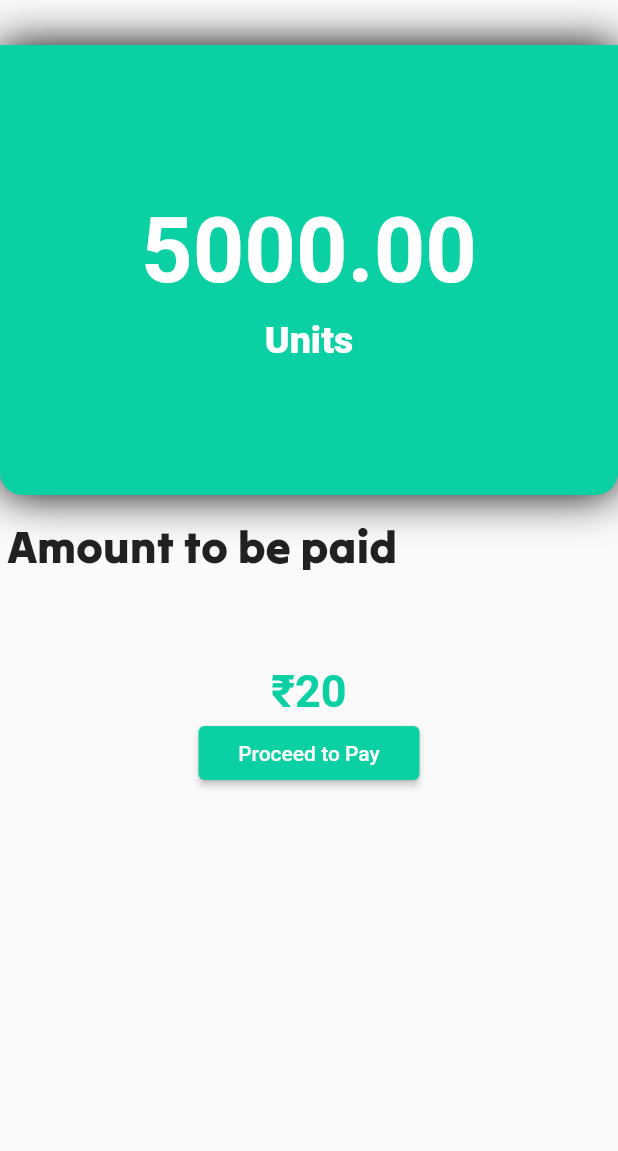
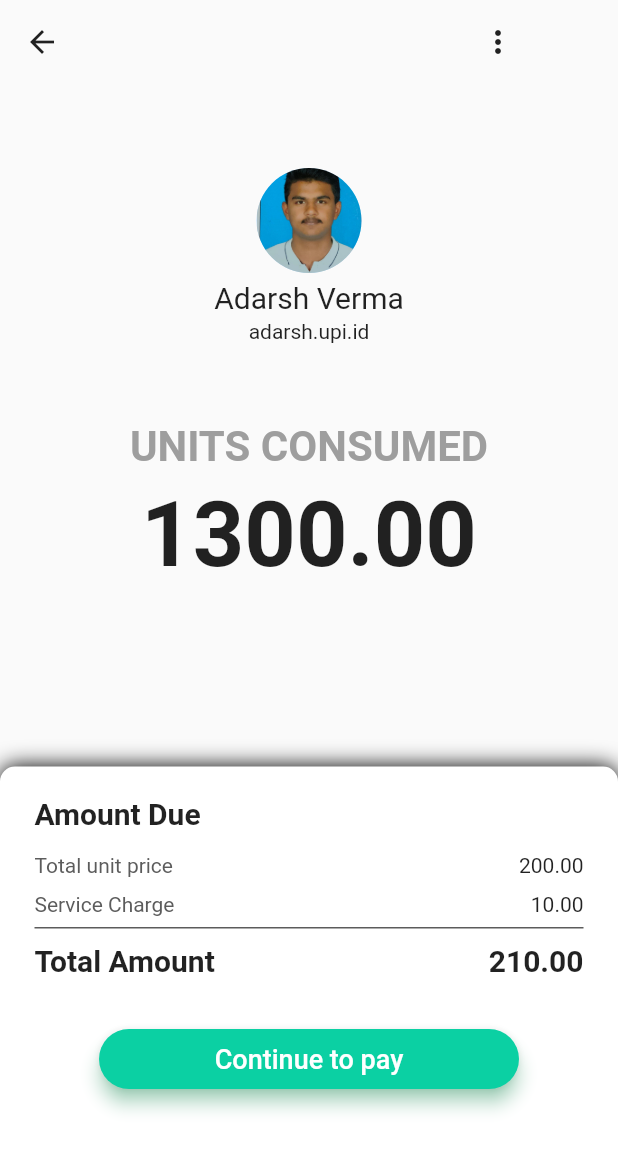
Before and after one commit to adarshverma2002/IOT_Project, a Flutter app: the screen it shows after launch, on a phone screen of 412 x 824 dp. Shown: the top 1151 px of the screen. Run offline on Flutter 3.47's test engine with Material 2 defaults, Android fonts, the phone set to English and light mode, and no system bars; drawn by our look-alikes of animated_flip_counter.

Commit message:
HomePage changes, need to add per unit charge

```diff
--- a/lib/main.dart
+++ b/lib/main.dart
@@ -17,7 +17,7 @@ class MyApp extends StatelessWidget {
       theme: ThemeData(
         primarySwatch: Colors.blue,
       ),
-      home: const powerUnitsScreen(),
+      home: const powerUnitScreen(),
     );
   }
 }
--- a/lib/screens/homePage.dart
+++ b/lib/screens/homePage.dart
@@ -1,114 +1,238 @@
 import 'package:animated_flip_counter/animated_flip_counter.dart';
 import 'package:flutter/material.dart';
 
-class powerUnitsScreen extends StatefulWidget {
-  const powerUnitsScreen({Key? key}) : super(key: key);
+class powerUnitScreen extends StatefulWidget {
+  const powerUnitScreen({Key? key}) : super(key: key);
 
   @override
-  State<powerUnitsScreen> createState() => _powerUnitsScreenState();
+  State<powerUnitScreen> createState() => _powerUnitScreenState();
 }
 
-class _powerUnitsScreenState extends State<powerUnitsScreen> {
+class _powerUnitScreenState extends State<powerUnitScreen> {
   @override
   Widget build(BuildContext context) {
-    double _value = 5000.0;
     return Scaffold(
-      // appBar: AppBar(
-      //   backgroundColor: Color(0xff0bd0a3),
-      // ),
-      body: Column(
-        // mainAxisAlignment: MainAxisAlignment.center,
+      appBar: AppBar(
+        backgroundColor: Colors.transparent,
+        elevation: 0,
+        title: Row(
           children: [
-          const SizedBox(
-            height: 30,
+            Icon(
+              Icons.arrow_back,
+              color: Colors.black87,
+              size: 24,
             ),
-          Container(
-            height: 300,
-            width: MediaQuery.of(context).size.width,
-            decoration: const BoxDecoration(
-                boxShadow: [BoxShadow(blurRadius: 25)],
-                color: Color(0xff0bd0a3),
-                borderRadius:
-                    BorderRadius.vertical(bottom: Radius.circular(15))),
+            SizedBox(
+              width: 280,
+            ),
+            Icon(
+              Icons.more_vert,
+              color: Colors.black87,
+              size: 24,
+            )
+          ],
+        ),
+      ),
+      body: Container(
+        child: Center(
           child: Column(
             children: [
-                const SizedBox(
+              SizedBox(height: 56),
+              CircleAvatar(
+                foregroundColor: Colors.blue,
+                backgroundImage: AssetImage('asset/adarshpic.jpg'),
+                radius: 35,
+              ),
+              SizedBox(
+                height: 5,
+              ),
+              Text(
+                "Adarsh Verma", // Name of charging station
+                style: TextStyle(fontSize: 20),
+              ),
+              SizedBox(
+                height: 3,
+              ),
+              Text(
+                "adarsh.upi.id",
+                style: TextStyle(fontSize: 14),
+              ),
+              SizedBox(
+                height: 52,
+              ),
+              Text(
+                "UNITS CONSUMED",
+                style: TextStyle(
+                    color: Colors.grey,
+                    fontSize: 28,
+                    fontWeight: FontWeight.bold),
+              ),
+              SizedBox(
+                height: 7,
+              ),
+              AnimatedFlipCounter(
+                value: 1300,
+                fractionDigits: 2,
+                duration: Duration(milliseconds: 500),
+                textStyle: TextStyle(
+                    color: Colors.black87,
+                    fontSize: 60,
+                    fontWeight: FontWeight.bold),
+              ),
+              SizedBox(
+                height: 120,
+              ),
+              Expanded(
+                child: Container(
+                  alignment: Alignment.bottomCenter,
+                  height: 100,
+
+                  // constraints: BoxConstraints.expand(),
+                  decoration: BoxDecoration(
+                      color: Colors.white,
+                      borderRadius:
+                          BorderRadius.vertical(top: Radius.circular(10)),
+                      boxShadow: [BoxShadow(blurRadius: 12)]),
+                  child: Padding(
+                    padding: const EdgeInsets.symmetric(horizontal: 8),
+                    child: Container(
+                      width: double.infinity,
+                      child: Column(
+                        mainAxisAlignment: MainAxisAlignment.start,
+                        children: [
+                          SizedBox(
                             height: 20,
                           ),
-                const Text(
-                  "",
+                          Align(
+                            alignment: Alignment.topLeft,
+                            child: Row(
+                              children: [
+                                SizedBox(width: 15),
+                                Text(
+                                  "Amount Due",
                                   style: TextStyle(
-                      color: Colors.white,
-                      fontSize: 25,
-                      fontWeight: FontWeight.bold,
-                      fontFamily: 'Tilt'),
-                ),
-                const SizedBox(
-                  height: 50,
-                ),
-                AnimatedFlipCounter(
-                  value: _value,
-                  duration: const Duration(milliseconds: 1000),
-                  fractionDigits: 2,
-                  textStyle: const TextStyle(
-                      color: Colors.white,
-                      fontWeight: FontWeight.bold,
-                      fontSize: 60),
-                ),
-                const SizedBox(
-                  height: 10,
-                ),
-                const Text(
-                  "Units",
-                  style: TextStyle(
-                      color: Colors.white,
-                      fontWeight: FontWeight.w900,
-                      fontSize: 25),
+                                      fontSize: 20,
+                                      fontWeight: FontWeight.bold),
                                 ),
                               ],
                             ),
                           ),
-          Column(
+                          SizedBox(
+                            height: 15,
+                          ),
+                          Padding(
+                            padding: const EdgeInsets.symmetric(horizontal: 15),
+                            child: Row(
+                              // mainAxisAlignment: MainAxisAlignment.start,
                               children: [
-              const SizedBox(height: 15),
+                                Text(
+                                  "Total unit price",
+                                  style: TextStyle(
+                                      fontSize: 14, color: Color(0xFF5C5C5C)),
+                                ),
+                                Spacer(),
+                                Text(
+                                  "200.00",
+                                ), // This value to be updated real-time
+                              ],
+                            ),
+                          ),
+
+                          // Row(
+                          //   children: [],
+                          // ),// change per unit charge
+
+                          SizedBox(
+                            height: 10,
+                          ),
                           Padding(
-                padding: const EdgeInsets.only(left: 5),
-                child: const Align(
-                    alignment: Alignment.topLeft,
-                    child: Text(
-                      "Amount to be paid ",
+                            padding: const EdgeInsets.symmetric(horizontal: 15),
+                            child: Row(
+                              children: [
+                                Text(
+                                  "Service Charge",
                                   style: TextStyle(
-                          color: Colors.black87,
-                          fontSize: 30,
-                          fontFamily: 'Tilt'),
-                    )),
+                                      fontSize: 14, color: Color(0xFF5C5C5C)),
                                 ),
-              const SizedBox(height: 60),
-              const AnimatedFlipCounter(
-                prefix: '₹',
-                value: 20,
-                duration: Duration(milliseconds: 1000),
-                textStyle: TextStyle(
-                    color: Color(0xff0bd0a3),
-                    fontSize: 30,
+                                Spacer(),
+                                Text(
+                                    "10.00") //This value will be updated from firebase
+                              ],
+                            ),
+                          ),
+                          SizedBox(
+                            height: 5,
+                          ),
+                          // Container(
+                          //   width: MediaQuery.of(context).size.width / 1.119,
+                          //   height: 1,
+                          //   color: Colors.black87,
+                          // ),
+
+                          Divider(
+                            color: Color(0xFF5C5C5C),
+                            height: 5,
+                            thickness: 1,
+                            indent: 15,
+                            endIndent: 15,
+                          ),
+                          SizedBox(
+                            height: 8,
+                          ),
+                          Padding(
+                            padding: const EdgeInsets.symmetric(horizontal: 15),
+                            child: Row(
+                              children: [
+                                Text(
+                                  "Total Amount",
+                                  style: TextStyle(
+                                      fontSize: 20,
+                                      fontWeight: FontWeight.bold,
+                                      color: Colors.black87),
+                                ),
+                                Spacer(),
+                                Text(
+                                  "210.00",
+                                  style: TextStyle(
+                                      fontSize: 20,
                                       fontWeight: FontWeight.bold),
+                                )
+                              ],
                             ),
-              // SizedBox(height: 290),
+                          ),
+
+                          SizedBox(
+                            height: 30,
+                          ),
+                          // Spacer(
+                          //   flex: 1,
+                          // ),
+
                           ElevatedButton(
                             onPressed: () {
-                    print("Payment button pressed");
+                              print("payment button pressed");
                             },
-                  child: const Text(
-                    "   Proceed to Pay   ",
-                    style: TextStyle(
-                      fontSize: 14,
+                            child: Text(
+                              "Continue to pay",
+                              style: TextStyle(fontSize: 18),
+                            ),
+                            style: ElevatedButton.styleFrom(
+                                backgroundColor: Color(0xFF0BD0A3),
+                                shadowColor: Colors.greenAccent,
+                                elevation: 5,
+                                minimumSize: Size(280, 40),
+                                shape: RoundedRectangleBorder(
+                                    borderRadius: BorderRadius.circular(20))),
+                          )
+                        ],
                       ),
                     ),
-                  style: ElevatedButton.styleFrom(
-                      backgroundColor: const Color(0xff0bd0a3)))
+                  ),
+                ),
+              ),
             ],
-          ), // This container is for Car details or some other info like amount to be payed
-        ],
+          ),
+        ),
       ),
     );
   }
```
Also changed, not shown: asset/adarshpic.jpg (added). Lines whose indentation alone changed are shown as unchanged.
